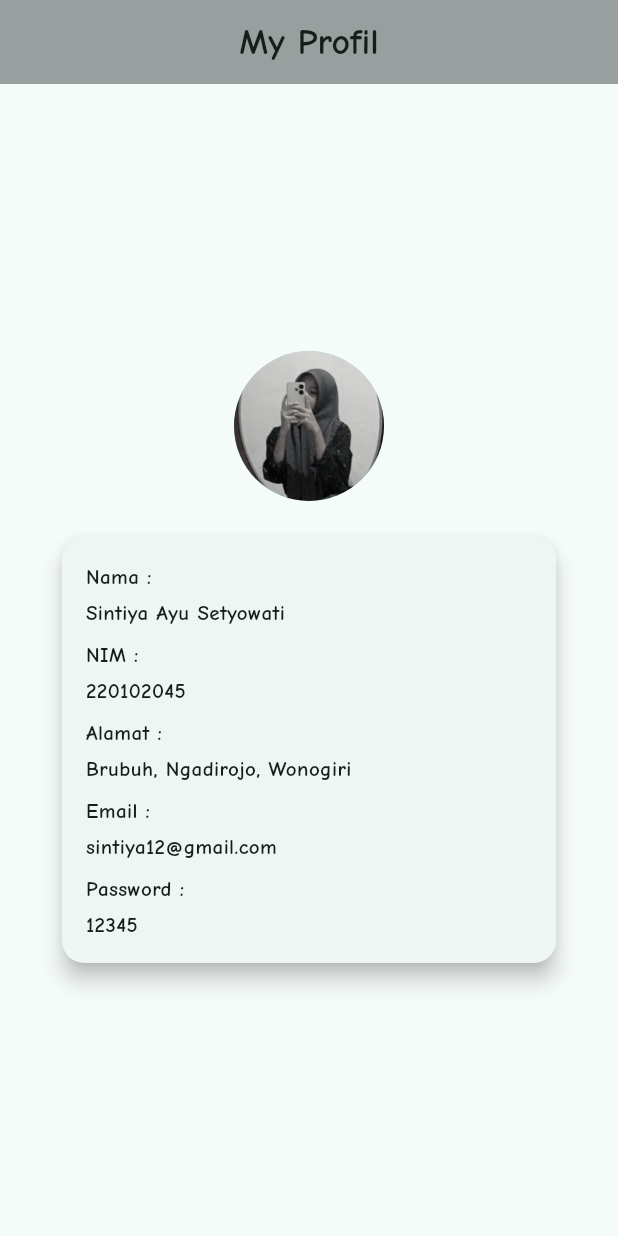
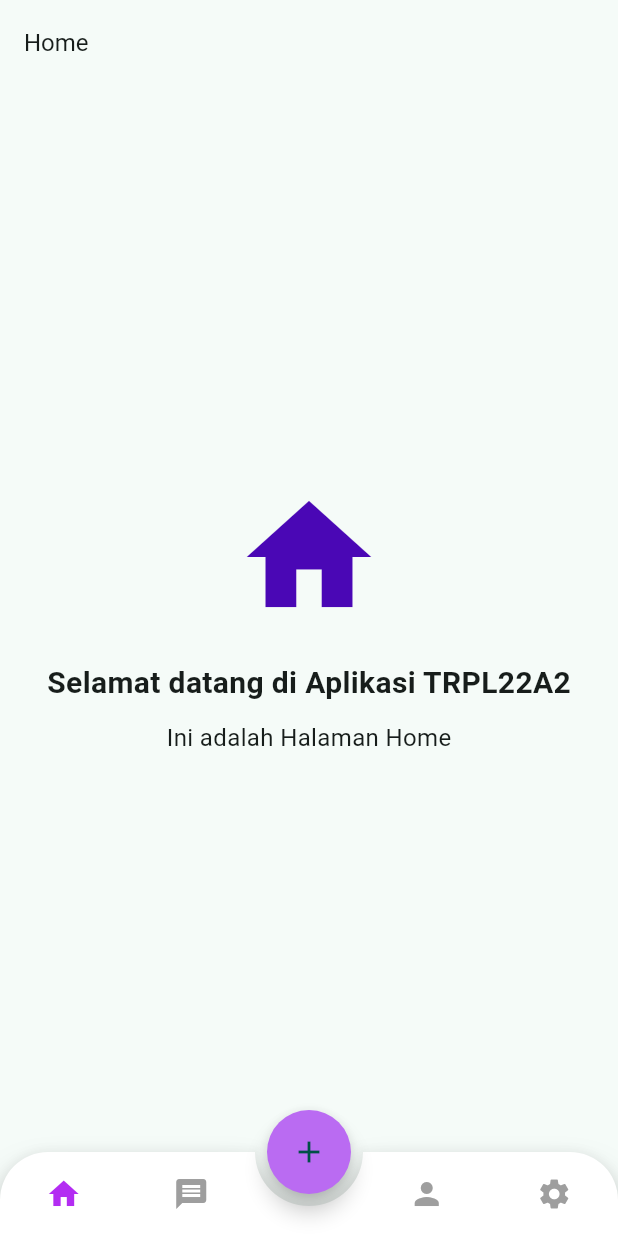
Before and after one commit to sintiya18/app_2, a Flutter app: the screen it shows after launch, on a phone screen of 412 x 824 dp. Run offline on Flutter 3.47's test engine with Material 3 defaults, Android fonts, the phone set to English and light mode, and no system bars; drawn by our look-alikes of animated_bottom_navigation_bar; our stand-ins replace get, get_storage.

Commit message:
pembuatan bottom nav

```diff
--- /dev/null
+++ b/lib/bottom_nav.dart
@@ -0,0 +1,66 @@
+import 'package:flutter/material.dart';
+import 'package:animated_bottom_navigation_bar/animated_bottom_navigation_bar.dart';
+import 'home_nav.dart';
+import 'message_nav.dart';
+import 'profile_nav.dart';
+import 'setting_nav.dart';
+
+
+class BottomNav extends StatefulWidget {
+  const BottomNav({super.key});
+
+  @override
+  State<BottomNav> createState() => _BottomNavState();
+}
+
+class _BottomNavState extends State<BottomNav> {
+  int _bottomNavIndex = 0;
+
+  final iconList = <IconData>[
+    Icons.home,
+    Icons.message,
+    Icons.person,
+    Icons.settings,
+  ];
+
+  final List<Widget> _pages = [
+    const HomeNav(),
+    const MessageNav(),
+    const ProfileNav(),
+    const SettingNav()
+  ];
+
+  @override
+  Widget build(BuildContext context) {
+    return Scaffold(
+      body: _pages[_bottomNavIndex],
+      floatingActionButton: FloatingActionButton(
+        onPressed: () {
+          // Tambahkan aksi jika perlu
+        },
+        child: const Icon(Icons.add),
+        backgroundColor: const Color.fromARGB(255, 186, 107, 242),
+        shape: const CircleBorder(),
+      ),
+      floatingActionButtonLocation: FloatingActionButtonLocation.centerDocked,
+      bottomNavigationBar: AnimatedBottomNavigationBar.builder(
+        itemCount: iconList.length,
+        tabBuilder: (int index, bool isActive) {
+          return Icon(
+            iconList[index],
+            size: 24,
+            color: isActive
+                ? const Color.fromARGB(255, 179, 44, 242)
+                : Colors.grey,
+          );
+        },
+        activeIndex: _bottomNavIndex,
+        gapLocation: GapLocation.center,
+        notchSmoothness: NotchSmoothness.verySmoothEdge,
+        leftCornerRadius: 32,
+        rightCornerRadius: 32,
+        onTap: (index) => setState(() => _bottomNavIndex = index),
+      ),
+    );
+  }
+}
--- /dev/null
+++ b/lib/home_nav.dart
@@ -0,0 +1,46 @@
+import 'package:flutter/material.dart';
+
+class HomeNav extends StatelessWidget {
+  const HomeNav({super.key});
+
+  @override
+  Widget build(BuildContext context) {
+    return Scaffold(
+     appBar: AppBar(
+  title: Text(
+    'Home',
+    style: TextStyle(
+      fontSize: 16,
+      fontWeight: FontWeight.normal,
+    ),
+  ),
+),
+      body: Center(
+        child: Column(
+          mainAxisAlignment: MainAxisAlignment.center,
+          crossAxisAlignment: CrossAxisAlignment.center,
+          children: [
+            Icon(
+              Icons.home,
+              size: 100,
+              color: const Color.fromARGB(255, 74, 7, 181),
+            ),
+            SizedBox(height: 20),
+            Text(
+              'Selamat datang di Aplikasi TRPL22A2',
+              style: TextStyle(fontSize: 20, fontWeight: FontWeight.bold),
+            ),
+             SizedBox(height: 10),
+            Text(
+              'Ini adalah Halaman Home',
+              style: TextStyle(
+                fontSize: 16,
+                fontWeight: FontWeight.normal,
+              ),
+            ),
+          ],
+        ),
+      ),
+    );
+  }
+}
--- a/lib/main.dart
+++ b/lib/main.dart
@@ -1,8 +1,13 @@
 import 'package:app_2/login.dart';
+import 'package:app_2/splash_screen.dart';
 import 'package:flutter/material.dart';
 import 'hal_profil.dart';
+import 'package:get/get.dart';
+import 'package:get_storage/get_storage.dart';
+import 'bottom_nav.dart';
 
-void main() {
+void main() async {
+  await GetStorage.init();
   runApp(const MyApp());
 }
 
@@ -11,7 +16,8 @@ class MyApp extends StatelessWidget {
 
   @override
   Widget build(BuildContext context) {
-    return MaterialApp(
+    return GetMaterialApp(
+      debugShowCheckedModeBanner: false,
       title: 'Flutter Demo',
       theme: ThemeData(
         colorScheme: ColorScheme.fromSeed(
@@ -19,7 +25,7 @@ class MyApp extends StatelessWidget {
         ),
         useMaterial3: true,
       ),
-      home: HalProfil(),
+      home: BottomNav(),
     );
   }
 }
--- a/lib/profil.dart
+++ b/lib/profil.dart
@@ -64,6 +64,7 @@ class Profil extends StatelessWidget {
                         textAlign: TextAlign.center,
                       ),
                     ],
+
                   ),
                 ),
               ),
--- a/pubspec.yaml
+++ b/pubspec.yaml
@@ -34,6 +34,9 @@ dependencies:
   # The following adds the Cupertino Icons font to your application.
   # Use with the CupertinoIcons class for iOS style icons.
   cupertino_icons: ^1.0.8
+  get: ^4.7.2
+  get_storage: ^2.1.1
+  animated_bottom_navigation_bar: ^1.4.0
 
 dev_dependencies:
   flutter_test:
```
Also changed, not shown: lib/login.dart (+23 -5 lines), lib/message_nav.dart (added, +34 -0 lines), lib/profile_nav.dart (added, +169 -0 lines), lib/setting_nav.dart (added, +33 -0 lines), lib/splash_screen.dart (added, +47 -0 lines), pubspec.lock, 1 other file.
